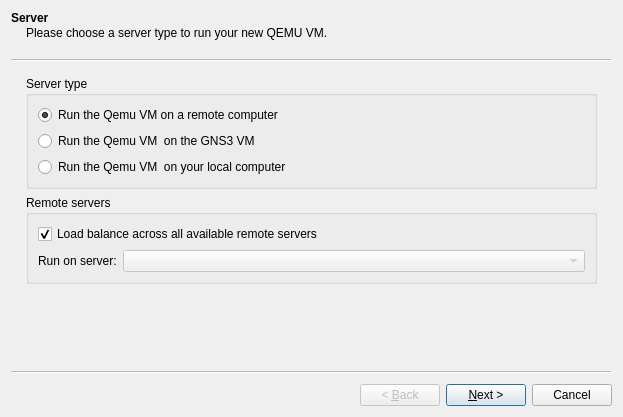
Qt form gns3/modules/qemu/ui/qemu_vm_wizard.ui (GNS3/gns3-gui) before a commit.
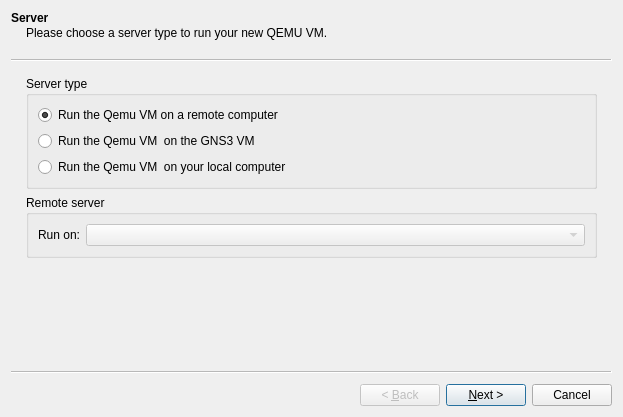
The same form after that commit.

Commit message: Remove load-balancing support. Fixes #1073.

```diff
--- a/gns3/modules/qemu/ui/qemu_vm_wizard.ui
+++ b/gns3/modules/qemu/ui/qemu_vm_wizard.ui
@@ -60,27 +60,17 @@
     <item>
      <widget class="QGroupBox" name="uiRemoteServersGroupBox">
       <property name="title">
-       <string>Remote servers</string>
+       <string>Remote server</string>
       </property>
       <layout class="QGridLayout" name="gridLayout_7">
-       <item row="0" column="0" colspan="2">
-        <widget class="QCheckBox" name="uiLoadBalanceCheckBox">
-         <property name="text">
-          <string>Load balance across all available remote servers</string>
-         </property>
-         <property name="checked">
-          <bool>true</bool>
-         </property>
-        </widget>
-       </item>
-       <item row="1" column="0">
+       <item row="0" column="0">
         <widget class="QLabel" name="uiRemoteServersLabel">
          <property name="text">
-          <string>Run on server:</string>
+          <string>Run on:</string>
          </property>
         </widget>
        </item>
-       <item row="1" column="1">
+       <item row="0" column="1">
         <widget class="QComboBox" name="uiRemoteServersComboBox">
          <property name="enabled">
           <bool>false</bool>
```
The commit also changes 24 other files.
